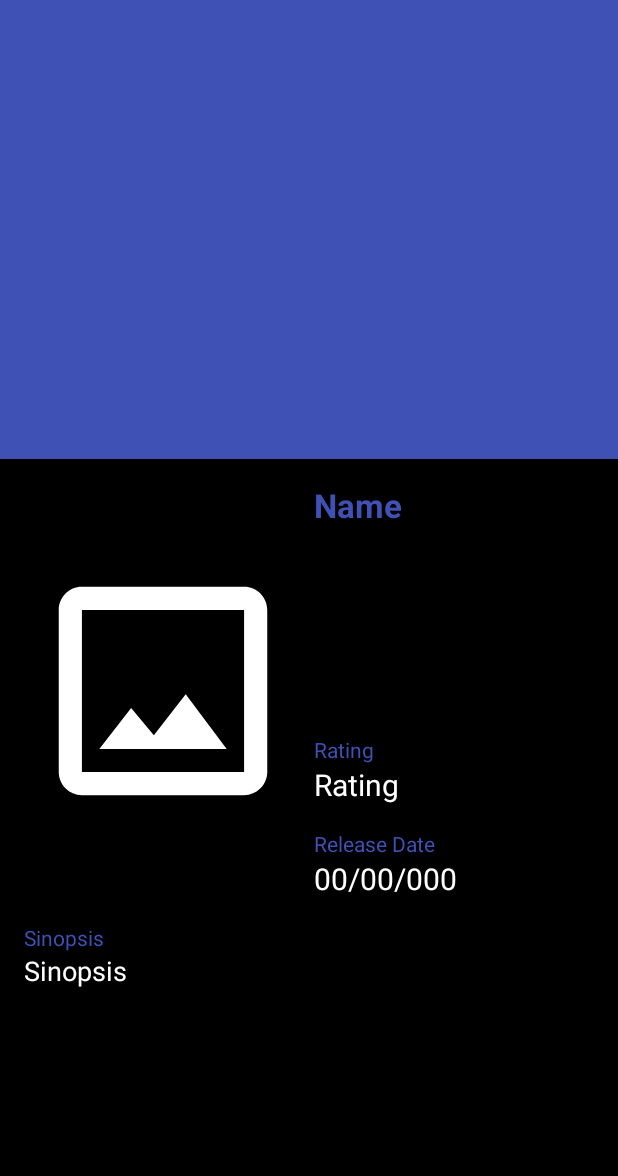
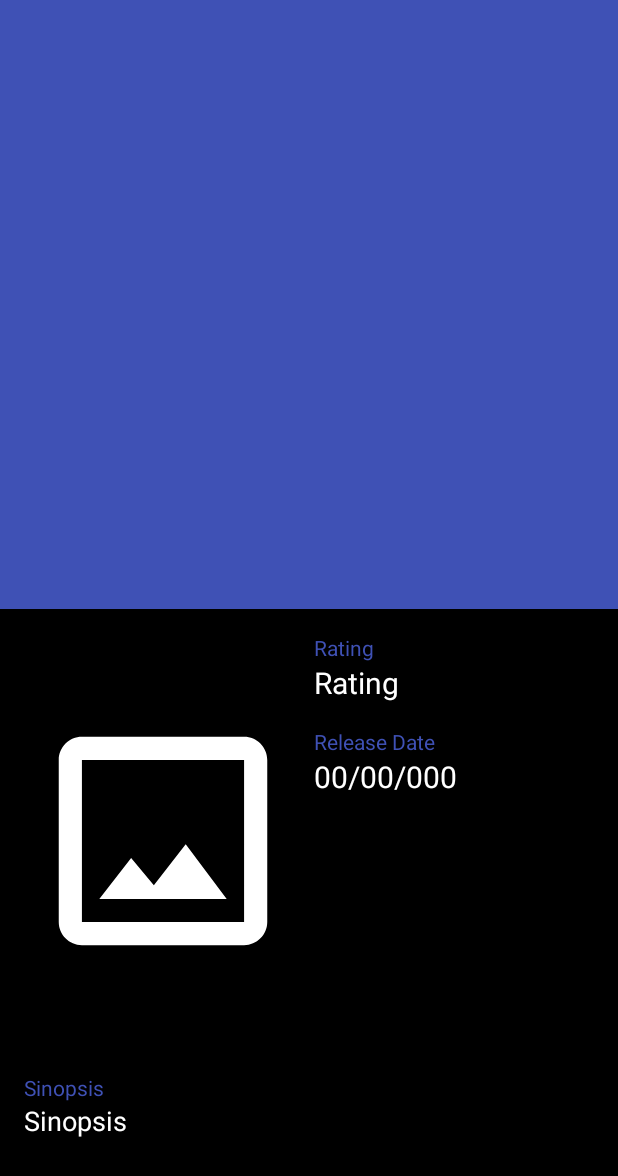
Before and after one commit to mleecarvalho/popularmovies, an Android app: the layout activity_item_detail.xml on its own in the app's theme, with its tools: preview values and no code run, on a phone screen of 412 x 824 dp. Shown: the top 1176 px of the screen. Run offline under Robolectric (Android 15) with nearby library versions, the phone set to English and light mode, and no system bars.

Commit message:
acertos finais

```diff
--- a/app/src/main/java/stageone/popularmovies/carvalho/marcio/project/com/popularmoviesstage1/dashboard/ListMovieViewHolder.java
+++ b/app/src/main/java/stageone/popularmovies/carvalho/marcio/project/com/popularmoviesstage1/dashboard/ListMovieViewHolder.java
@@ -38,7 +38,7 @@ public class ListMovieViewHolder extends RecyclerView.ViewHolder {
 
     private void getPicture() {
         Picasso.with(itemView.getContext())
-                .load(movieConnection.getPicassoImageURL(movie))
+                .load(movieConnection.getPicassoImageURL(movie.getPosterPath()))
                 .placeholder(R.drawable.no_image)
                 .error(R.drawable.no_image)
                 .into(movieImage);
--- a/app/src/main/java/stageone/popularmovies/carvalho/marcio/project/com/popularmoviesstage1/itemDetail/ItemDetailContract.java
+++ b/app/src/main/java/stageone/popularmovies/carvalho/marcio/project/com/popularmoviesstage1/itemDetail/ItemDetailContract.java
@@ -9,7 +9,7 @@ public interface ItemDetailContract {
         void setCollapsePallete(Palette palette);
     }
     interface Presenter{
-        void loadMovieImage(ImageView imageView, Movie movie);
-        void loadCollapseImage(ImageView imageView, Movie movie);
+        void loadMovieImage(ImageView imageView, String imagePath);
+        void loadCollapseImage(ImageView imageView, String imagePath);
     }
 }
--- a/app/src/main/res/layout/activity_item_detail.xml
+++ b/app/src/main/res/layout/activity_item_detail.xml
@@ -29,7 +29,7 @@
       <ImageView
           android:id="@+id/movieBackdropImage"
           android:layout_width="match_parent"
-          android:layout_height="250dp"
+          android:layout_height="350dp"
           android:scaleType="centerCrop"
           android:fitsSystemWindows="true"
           app:layout_collapseMode="parallax"/>
@@ -77,21 +77,11 @@
             android:layout_height="match_parent"
             android:layout_marginLeft="8dp">
 
-          <TextView
-              android:id="@+id/tv_movie_title"
-              android:layout_width="wrap_content"
-              android:layout_height="wrap_content"
-              android:text="Name"
-              android:textColor="@color/colorPrimary"
-              android:textSize="22sp"
-              android:textStyle="bold"
-              android:layout_marginBottom="16dp"/>
-
           <LinearLayout
               android:orientation="vertical"
               android:layout_width="wrap_content"
               android:layout_height="wrap_content"
-              android:layout_gravity="bottom">
+              android:layout_gravity="top">
 
             <TextView
                 android:layout_width="wrap_content"
```
Also changed, not shown: app/src/main/java/stageone/popularmovies/carvalho/marcio/project/com/popularmoviesstage1/data/network/MovieDBConnection.java (+3 -7 lines), app/src/main/java/stageone/popularmovies/carvalho/marcio/project/com/popularmoviesstage1/itemDetail/ItemDetailActivity.java (+5 -8 lines), app/src/main/java/stageone/popularmovies/carvalho/marcio/project/com/popularmoviesstage1/itemDetail/ItemDetailPresenter.java (+4 -4 lines), app/src/main/java/stageone/popularmovies/carvalho/marcio/project/com/popularmoviesstage1/utils/ConvertUtils.java (+17 -0 lines).
